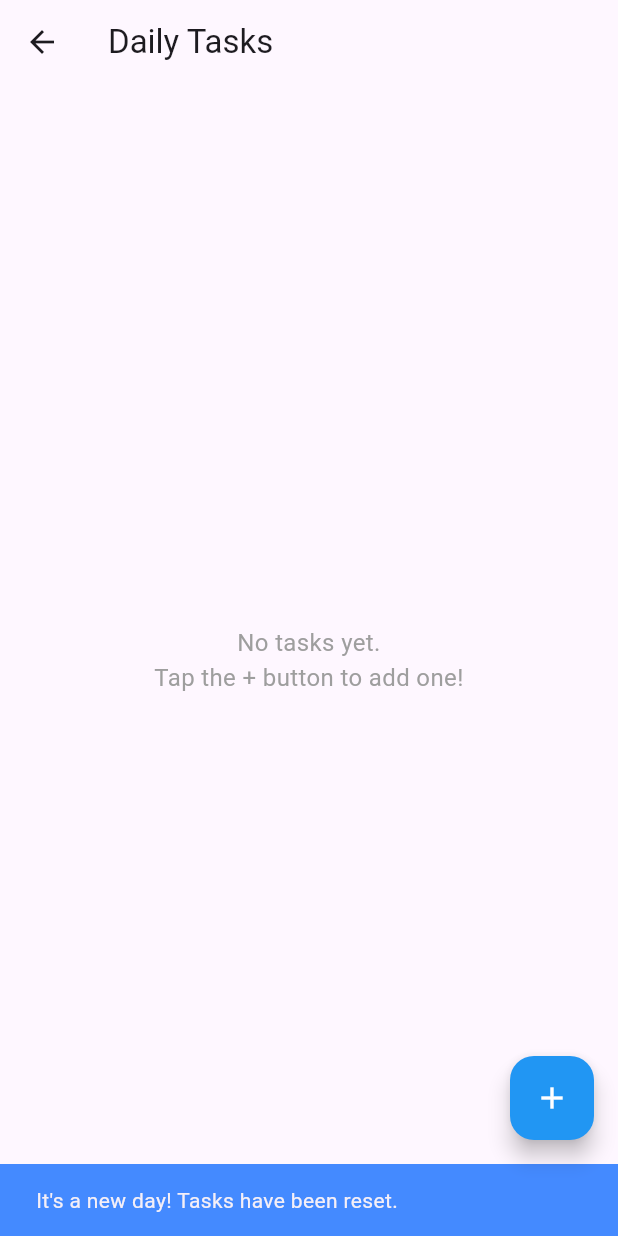
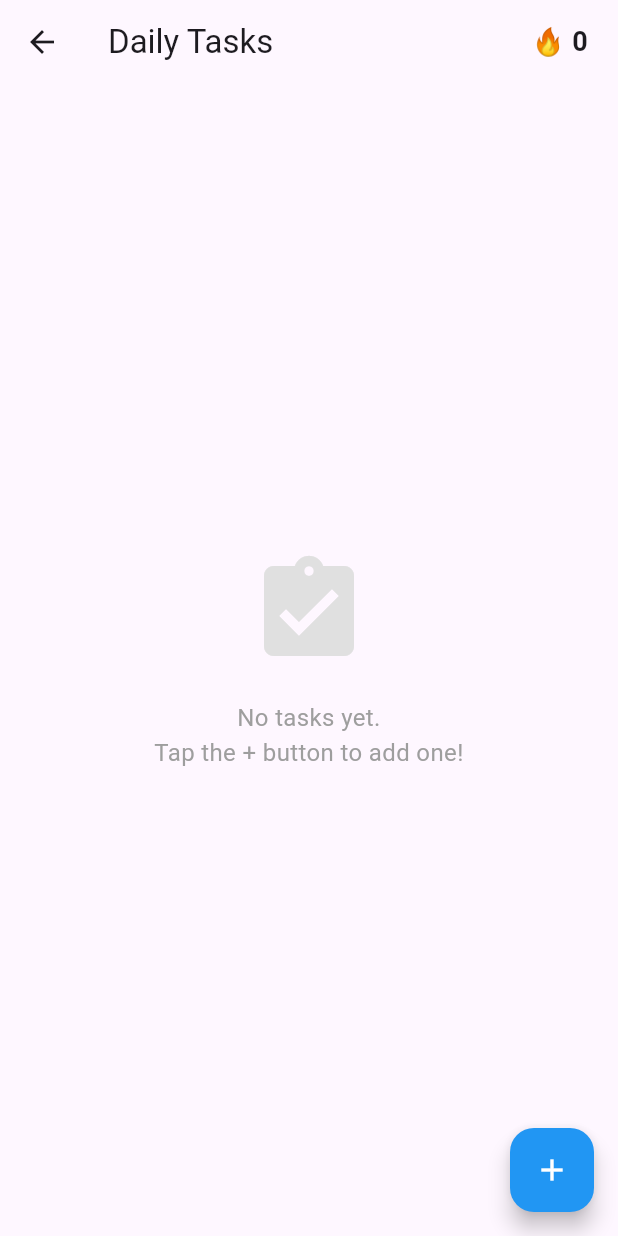
Before and after one commit to Gamerater/ExamMate, a Flutter app: the HomeScreen screen opened by its route, after a tap on "Daily Tasks", on a phone screen of 412 x 824 dp. Run offline on Flutter 3.47's test engine with Material 3 defaults, Android fonts, the phone set to English and light mode, and no system bars; our stand-ins replace shared_preferences; accounts and stored records are empty.

Commit message:
Added task streak logic and task improvements with minot UI changes

```diff
--- a/lib/screens/home_screen.dart
+++ b/lib/screens/home_screen.dart
@@ -71,12 +71,27 @@ class _HomeScreenState extends State<HomeScreen> {
                     const Text('Time Remaining',
                         style: TextStyle(fontSize: 16, color: Colors.grey)),
                     const SizedBox(height: 5),
-                    Text(
-                      '$_daysLeft Days',
-                      style: const TextStyle(
-                          fontSize: 36,
-                          fontWeight: FontWeight.w900,
-                          color: Colors.black87),
+                    RichText(
+                      text: TextSpan(
+                        children: [
+                          TextSpan(
+                            text: '$_daysLeft',
+                            style: const TextStyle(
+                              fontSize: 48,
+                              fontWeight: FontWeight.w900,
+                              color: Colors.blueAccent,
+                            ),
+                          ),
+                          const TextSpan(
+                            text: ' Days',
+                            style: TextStyle(
+                              fontSize: 18,
+                              color: Colors.grey,
+                              fontWeight: FontWeight.bold,
+                            ),
+                          ),
+                        ],
+                      ),
                     ),
                   ],
                 ),
--- a/lib/screens/task_screen.dart
+++ b/lib/screens/task_screen.dart
@@ -14,61 +14,101 @@ class _TaskScreenState extends State<TaskScreen> {
   List<Task> _tasks = [];
   final TextEditingController _taskController = TextEditingController();
 
+  // Variable to keep track of current streak (for display only)
+  int _currentStreak = 0;
+
   @override
   void initState() {
     super.initState();
-    _loadAndResetTasks();
+    _loadAndCheckDailyProgress();
   }
 
-  // --- LOGIC: LOAD & DAILY RESET ---
+  // --- STREAK & RESET LOGIC ---
 
-  Future<void> _loadAndResetTasks() async {
+  Future<void> _loadAndCheckDailyProgress() async {
     final prefs = await SharedPreferences.getInstance();
 
-    // 1. Load the Tasks
+    // 1. Load stored Tasks
     final String? tasksString = prefs.getString('tasks_data');
     if (tasksString != null) {
       final List<dynamic> decodedList = jsonDecode(tasksString);
       _tasks = decodedList.map((item) => Task.fromMap(item)).toList();
     }
 
-    // 2. Check the Date
+    // 2. Load stored Streak
+    _currentStreak = prefs.getInt('current_streak') ?? 0;
+
+    // 3. Date Logic
     final String? lastOpenDate = prefs.getString('last_open_date');
-    // Get today's date strictly as YYYY-MM-DD (ignoring time)
-    final String today = DateTime.now().toString().split(' ')[0];
+    final String today = DateTime.now().toIso8601String().split('T')[0];
+    // Calculate yesterday's date string
+    final String yesterday = DateTime.now()
+        .subtract(const Duration(days: 1))
+        .toIso8601String()
+        .split('T')[0];
 
     bool needsSave = false;
 
+    // If the app was NOT opened today (It's a New Day)
     if (lastOpenDate != today) {
-      // It is a NEW DAY! Reset all tasks.
+      // LOGIC: Did we maintain the streak?
+      if (lastOpenDate == yesterday) {
+        // User opened app yesterday. Did they finish all tasks?
+        // We ensure there was at least 1 task to avoid "free" streaks.
+        bool allDone = _tasks.isNotEmpty && _tasks.every((t) => t.isCompleted);
+
+        if (allDone) {
+          _currentStreak++; // Success!
+          _showStreakMessage("🔥 Streak Increased! Day $_currentStreak");
+        } else {
+          _currentStreak = 0; // Missed a task
+          _showStreakMessage("Streak Reset. Don't give up!");
+        }
+      } else {
+        // User skipped a day (or first install)
+        if (lastOpenDate != null) {
+          _currentStreak = 0; // Reset if it's not a fresh install
+          _showStreakMessage("You missed a day. Streak Reset.");
+        }
+      }
+
+      // 4. Save the new Streak
+      await prefs.setInt('current_streak', _currentStreak);
+
+      // 5. Reset Daily Tasks (Uncheck all)
       for (var task in _tasks) {
         task.isCompleted = false;
       }
-      // Update the date to today
+
+      // 6. Update 'Last Open Date' to Today
       await prefs.setString('last_open_date', today);
       needsSave = true;
-
-      // Optional: Show a little message
-      if (mounted) {
-        ScaffoldMessenger.of(context).showSnackBar(
-          const SnackBar(
-            content: Text('It\'s a new day! Tasks have been reset.'),
-            duration: Duration(seconds: 2),
-            backgroundColor: Colors.blueAccent,
-          ),
-        );
-      }
     }
 
-    // 3. Update State & Save if needed
-    setState(() {}); // Refresh UI
+    // 7. Update UI
+    setState(() {});
 
     if (needsSave) {
       _saveTasks();
     }
   }
 
-  // --- EXISTING SAVE LOGIC ---
+  void _showStreakMessage(String message) {
+    // Wait for the build to finish before showing SnackBar
+    WidgetsBinding.instance.addPostFrameCallback((_) {
+      if (mounted) {
+        ScaffoldMessenger.of(context).showSnackBar(
+          SnackBar(
+            content: Text(message),
+            backgroundColor: Colors.blueAccent,
+            duration: const Duration(seconds: 3),
+          ),
+        );
+      }
+    });
+  }
+
+  // --- SAVE DATA HELPER ---
 
   Future<void> _saveTasks() async {
     final prefs = await SharedPreferences.getInstance();
@@ -77,7 +117,7 @@ class _TaskScreenState extends State<TaskScreen> {
     await prefs.setString('tasks_data', jsonEncode(mapList));
   }
 
-  // --- CRUD OPERATIONS (Unchanged) ---
+  // --- CRUD OPERATIONS ---
 
   void _addTask() {
     if (_taskController.text.trim().isNotEmpty) {
@@ -142,13 +182,33 @@ class _TaskScreenState extends State<TaskScreen> {
   @override
   Widget build(BuildContext context) {
     return Scaffold(
-      appBar: AppBar(title: const Text('Daily Tasks')),
+      appBar: AppBar(
+        title: const Text('Daily Tasks'),
+        actions: [
+          // Optional: Show current streak in AppBar
+          Padding(
+            padding: const EdgeInsets.only(right: 20),
+            child: Center(
+              child: Text("🔥 $_currentStreak",
+                  style: const TextStyle(
+                      fontSize: 18, fontWeight: FontWeight.bold)),
+            ),
+          )
+        ],
+      ),
       body: _tasks.isEmpty
-          ? const Center(
-              child: Text(
-                'No tasks yet.\nTap the + button to add one!',
-                textAlign: TextAlign.center,
-                style: TextStyle(fontSize: 16, color: Colors.grey),
+          ? Center(
+              child: Column(
+                mainAxisAlignment: MainAxisAlignment.center,
+                children: [
+                  Icon(Icons.assignment_turned_in, size: 80, color: Colors.grey.shade300),
+                  const SizedBox(height: 20),
+                  const Text(
+                    'No tasks yet.\nTap the + button to add one!',
+                    textAlign: TextAlign.center,
+                    style: TextStyle(fontSize: 16, color: Colors.grey),
+                  ),
+                ],
               ),
             )
           : ListView.builder(
@@ -156,8 +216,11 @@ class _TaskScreenState extends State<TaskScreen> {
               itemBuilder: (context, index) {
                 final task = _tasks[index];
                 return Card(
-                  margin:
-                      const EdgeInsets.symmetric(horizontal: 10, vertical: 5),
+                  elevation: 3, // Slight shadow
+                  shape: RoundedRectangleBorder(
+                    borderRadius: BorderRadius.circular(12), // Softer corners
+                  ),
+                  margin: const EdgeInsets.symmetric(horizontal: 12, vertical: 6), // Better spacing
                   child: ListTile(
                     leading: Checkbox(
                       value: task.isCompleted,
```
